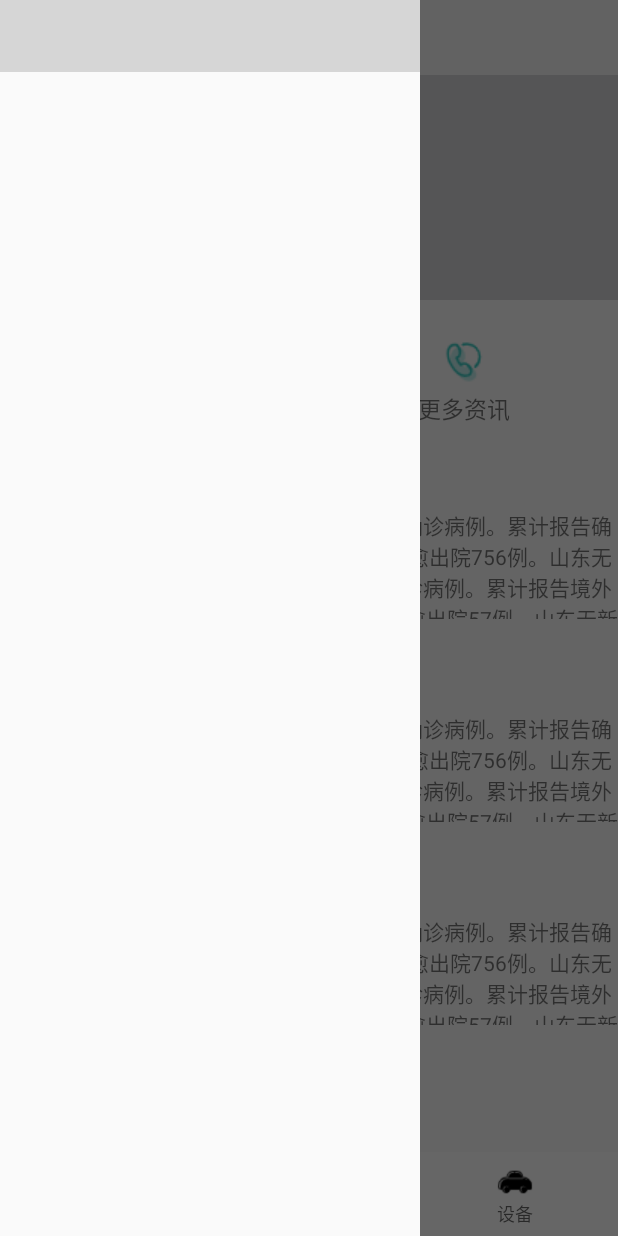
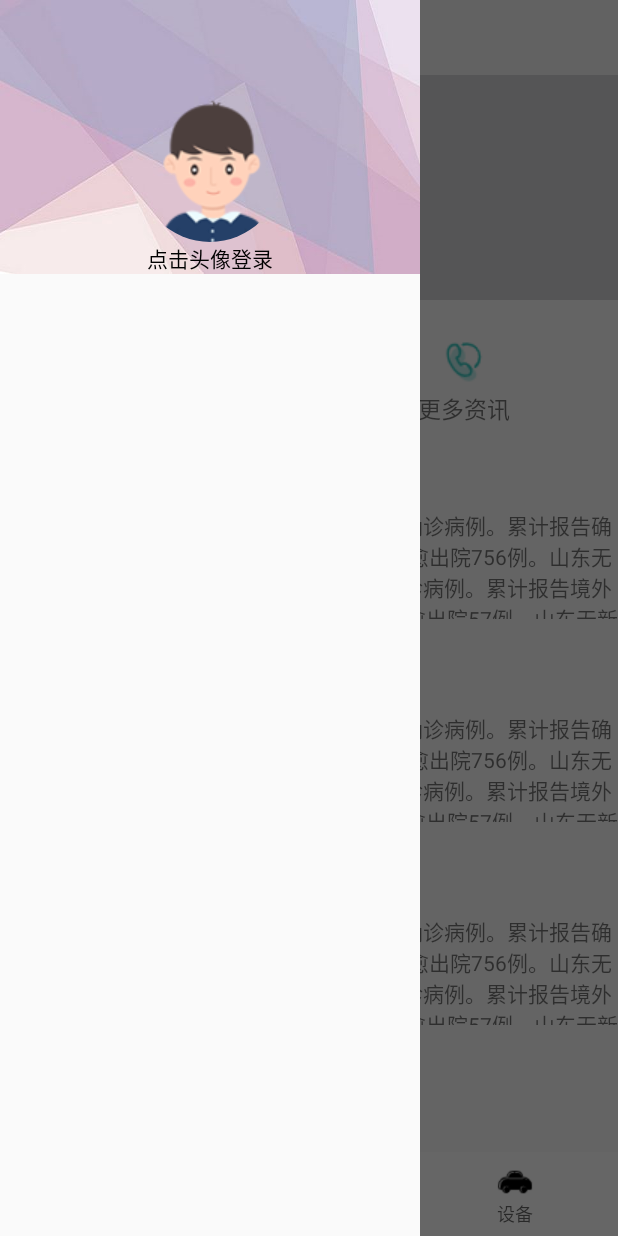
Before and after one commit to 1963077475/AICar, an Android app: the screen it shows after launch (MainActivity), with the side drawer open, on a phone screen of 412 x 824 dp. Run offline under Robolectric (Android 15) with nearby library versions, the phone set to English and light mode, and no system bars; our stand-ins replace CircleImageView; grey boxes are pictures that could not be loaded.

Commit message:
最最最新版本

```diff
--- a/app/src/main/java/com/example/aicarapplication/Activity/EnvFragment.java
+++ b/app/src/main/java/com/example/aicarapplication/Activity/EnvFragment.java
@@ -23,6 +23,7 @@ import androidx.fragment.app.Fragment;
 import com.example.aicarapplication.R;
 import com.example.aicarapplication.data.ApiConfig;
 import com.github.mikephil.charting.charts.PieChart;
+
 import com.github.mikephil.charting.components.Legend;
 
 import com.github.mikephil.charting.data.Entry;
@@ -32,7 +33,7 @@ import com.github.mikephil.charting.data.PieDataSet;
 import com.github.mikephil.charting.utils.ColorTemplate;
 
 import java.util.ArrayList;
-import java.util.EmptyStackException;
+
 
 public class EnvFragment extends Fragment {
     private static EnvFragment instance = null;
@@ -52,6 +53,8 @@ public class EnvFragment extends Fragment {
         button=view.findViewById(R.id.start_button);
         Legend legend = pieChart.getLegend();
         legend.setPosition(Legend.LegendPosition.RIGHT_OF_CHART);
+        //legend.setDirection(Legend.LegendDirection.LEFT_TO_RIGHT);
+        //legend.setPosition(Legend.LegendPosition.RIGHT_OF_CHART);
         pieChart.setCenterTextSize(15);
         pieChart.setNoDataText("正在等待数据刷新");
         button.setOnClickListener(new View.OnClickListener() {
@@ -106,12 +109,8 @@ public class EnvFragment extends Fragment {
         values.add(new Entry((float)Math.random(),2));
         values.add(new Entry((float)Math.random(),3));
         ArrayList<Integer> colors=new ArrayList<>();
-        colors.add(Color.BLACK);
-        colors.add(Color.BLUE);
-        colors.add(Color.RED);
-        colors.add(Color.GREEN);
-        PieDataSet dataSet=new PieDataSet(values,"");
-        dataSet.setColors(colors);
+        PieDataSet dataSet=new PieDataSet(values,"环境监测");
+        dataSet.setColors(ColorTemplate.COLORFUL_COLORS);
         PieData pieData=new PieData(names,dataSet);
         return pieData;
     }
--- /dev/null
+++ b/app/src/main/res/layout/nav_header.xml
@@ -0,0 +1,38 @@
+<?xml version="1.0" encoding="utf-8"?>
+<LinearLayout xmlns:android="http://schemas.android.com/apk/res/android"
+    xmlns:app="http://schemas.android.com/apk/res-auto"
+    android:layout_width="match_parent"
+    android:layout_height="wrap_content"
+    android:background="@mipmap/navi"
+    android:clickable="true"
+    android:gravity="bottom"
+    android:orientation="vertical"
+
+
+    android:theme="@style/ThemeOverlay.AppCompat.Dark"
+    android:focusable="true">
+
+    <de.hdodenhof.circleimageview.CircleImageView
+        android:id="@+id/circleImage"
+        android:layout_width="96dp"
+        android:layout_height="96dp"
+
+        android:layout_gravity="center_horizontal"
+        android:scaleType="centerCrop"
+        android:baselineAlignBottom="true"
+
+        android:src="@mipmap/avatar"
+         />
+
+    <TextView
+        android:id="@+id/loginText"
+        android:layout_width="match_parent"
+        android:layout_height="wrap_content"
+        android:layout_gravity="center_horizontal"
+        android:gravity="center"
+        android:textColor="#000"
+        android:text="点击头像登录"
+        android:textAppearance="@style/TextAppearance.AppCompat.Body1" />
+
+
+</LinearLayout>
```
